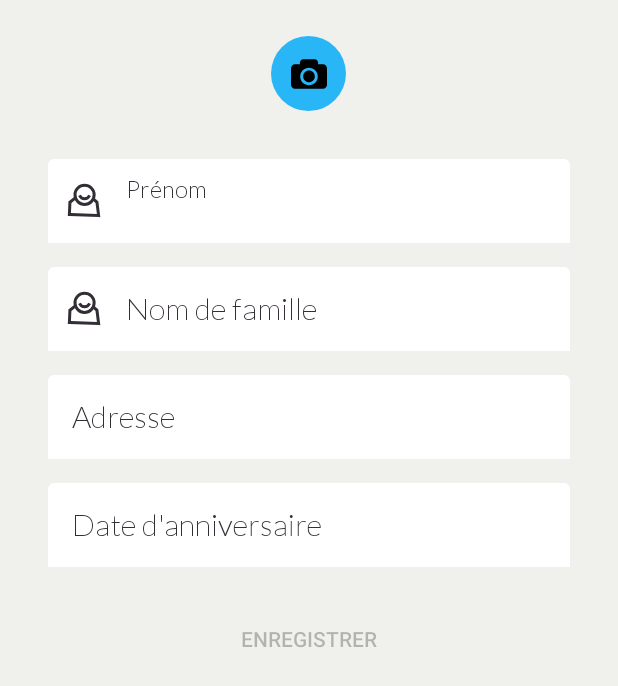
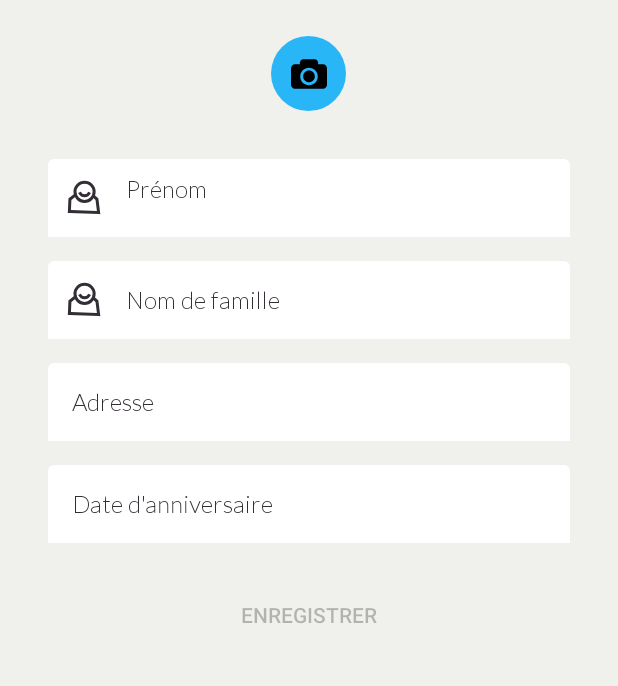
Before and after one commit to AntoineMarchaud/amTravelCar, an Android app: the ModifyAccountActivity screen opened directly, with no data from a screen before it, on a phone screen of 412 x 824 dp. Shown: the top 686 px of the screen. Run offline under Robolectric (Android 15) with nearby library versions, the phone set to English and light mode, and no system bars; our stand-ins replace Dagger/Hilt's generated code; pictures from the network do not load; 2 statements that could not run were skipped.

Commit message:
better display 2

```diff
--- a/app/src/main/res/drawable/ic_location.xml
+++ b/app/src/main/res/drawable/ic_location.xml
@@ -1,4 +1,4 @@
 <vector android:height="42.805164dp" android:viewportHeight="100"
     android:viewportWidth="56.068" android:width="24dp" xmlns:android="http://schemas.android.com/apk/res/android">
-    <path android:fillColor="#FF000000" android:pathData="m28.034,0c-15.482,0 -28.034,12.552 -28.034,28.034s28.034,71.966 28.034,71.966 28.034,-56.483 28.034,-71.966 -12.551,-28.034 -28.034,-28.034zM28.034,40.477c-6.871,0 -12.442,-5.572 -12.442,-12.442 0,-6.872 5.571,-12.442 12.442,-12.442 6.872,0 12.442,5.57 12.442,12.442 0.001,6.87 -5.57,12.442 -12.442,12.442z"/>
+    <path android:fillColor="@color/dark_1" android:pathData="m28.034,0c-15.482,0 -28.034,12.552 -28.034,28.034s28.034,71.966 28.034,71.966 28.034,-56.483 28.034,-71.966 -12.551,-28.034 -28.034,-28.034zM28.034,40.477c-6.871,0 -12.442,-5.572 -12.442,-12.442 0,-6.872 5.571,-12.442 12.442,-12.442 6.872,0 12.442,5.57 12.442,12.442 0.001,6.87 -5.57,12.442 -12.442,12.442z"/>
 </vector>
--- a/app/src/main/res/values/style.xml
+++ b/app/src/main/res/values/style.xml
@@ -80,6 +80,7 @@
         <!-- Label -->
         <item name="android:textColorHint">@color/dark_1</item>
         <item name="hintTextColor">@color/dark_1</item>
+        <item name="hintTextAppearance">@style/H5</item>
 
         <!-- bottom line -->
         <item name="boxStrokeColor">@android:color/transparent</item>
@@ -96,7 +97,7 @@
     <style name="TextFieldInputTheme">
         <!-- Input Text -->
         <item name="android:textColor">@color/dark_1</item>
-        <item name="android:textAppearance">@style/H4</item>
+        <item name="android:textAppearance">@style/H5</item>
     </style>
 
 
--- a/app/src/main/res/values/themes.xml
+++ b/app/src/main/res/values/themes.xml
@@ -4,7 +4,7 @@
         <!-- Primary brand color. -->
         <item name="colorPrimary">@color/dark_1</item>
         <item name="colorPrimaryVariant">@color/light_blue_600</item>
-        <item name="colorOnPrimary">@android:color/white</item>
+        <item name="colorOnPrimary">@color/grey_5</item>
 
         <!-- Status bar color. -->
         <item name="android:statusBarColor">@android:color/transparent</item>
```
